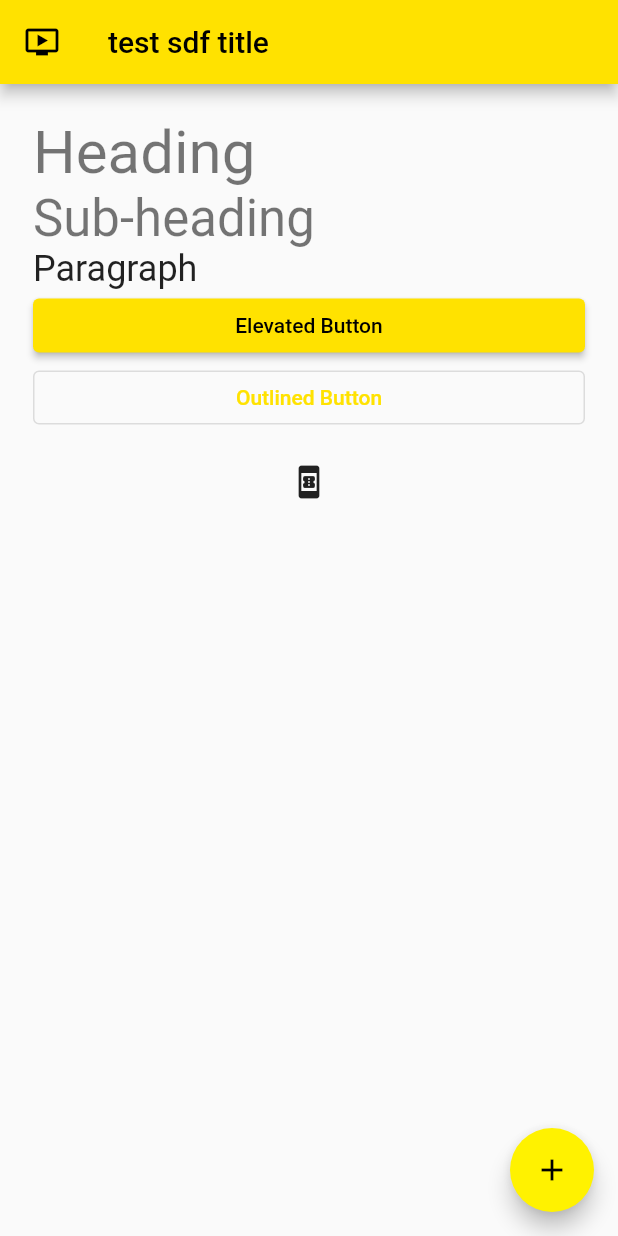
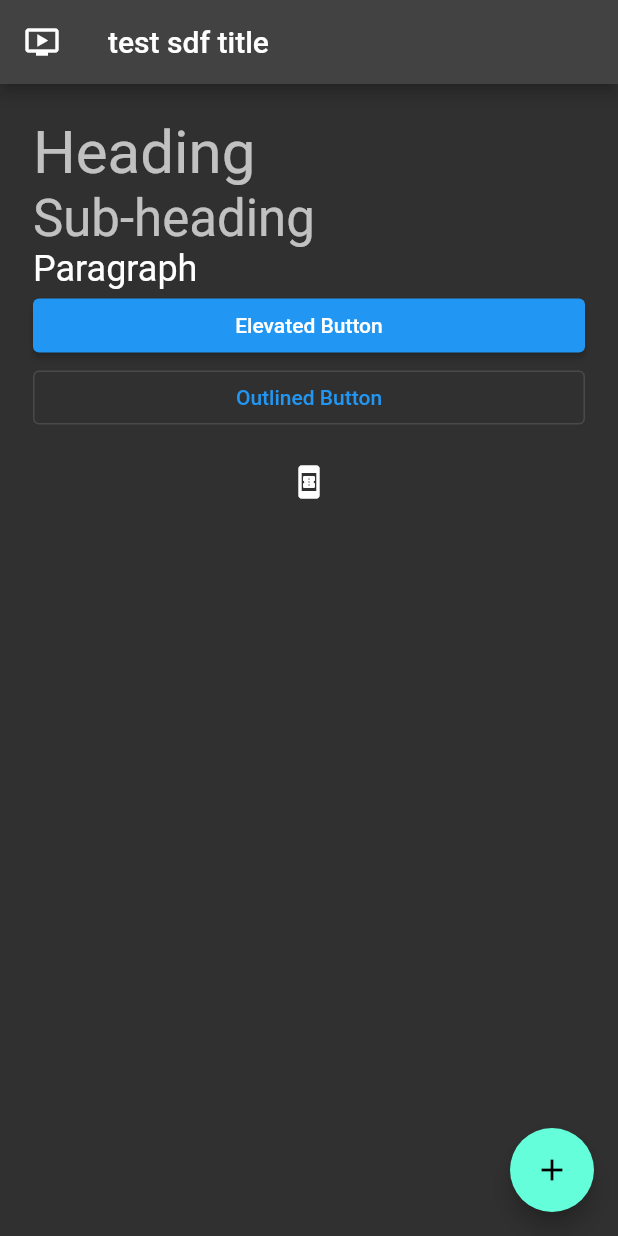
Before and after one commit to chinmoy-mondal/Android, a Flutter app: the screen it shows after launch, on a phone screen of 412 x 824 dp. Run offline on Flutter 3.47's test engine with Material 2 defaults, Android fonts, the light colour scheme and no system bars; our stand-ins replace firebase_auth, firebase_core; accounts and stored records are empty.

Commit message:
secound commit

```diff
--- a/lib/main.dart
+++ b/lib/main.dart
@@ -27,7 +27,7 @@ class MyApp extends StatelessWidget {
       debugShowCheckedModeBanner: false,
       theme: TAppTheme.lightTheme,
       darkTheme: TAppTheme.darkTheme,
-      themeMode: ThemeMode.light,
+      themeMode: ThemeMode.dark,
 
       home: appHome(title: 'flut  ter  sdftitle',),
     );
```
